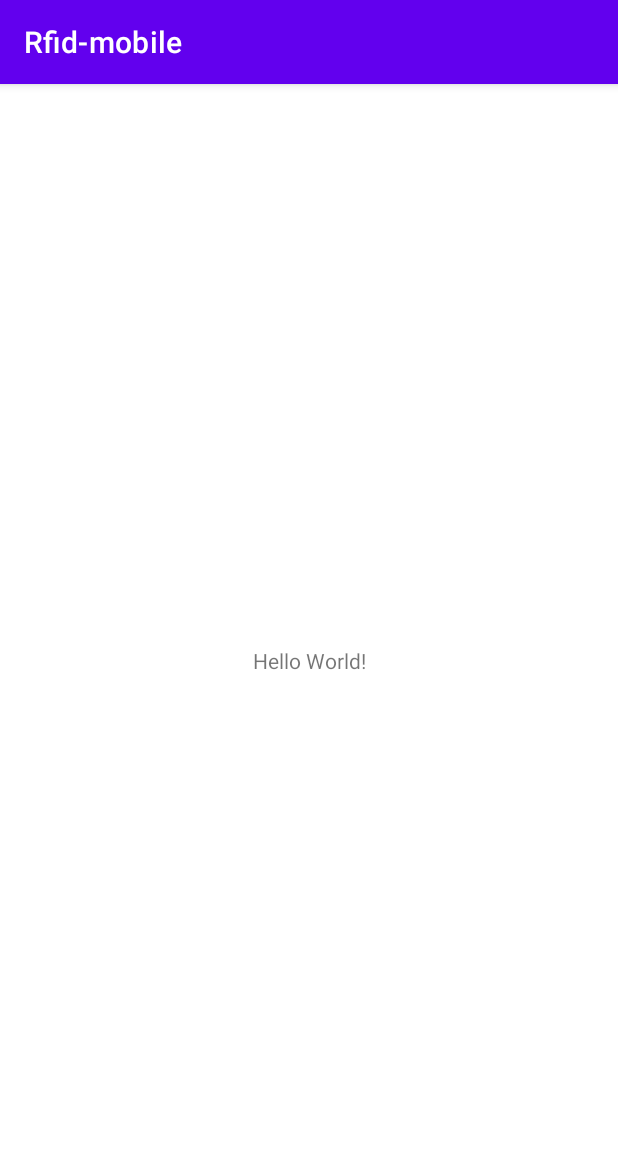
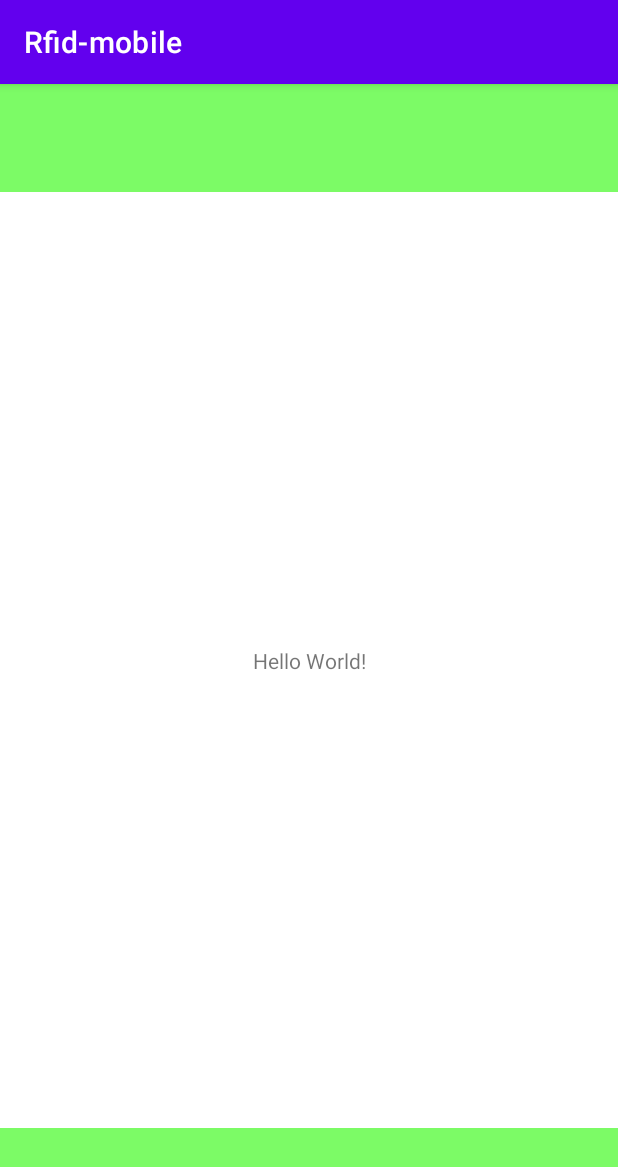
Before and after one commit to RusakovRodion/Rfid-mobile, an Android app: the screen it shows after launch (MainActivity), on a phone screen of 412 x 824 dp. Shown: the top 1167 px of the screen. Run offline under Robolectric (Android 15) with nearby library versions, the phone set to English and light mode, and no system bars.

Commit message:
Added Layouts, lunch

```diff
--- a/app/src/main/res/layout/activity_main.xml
+++ b/app/src/main/res/layout/activity_main.xml
@@ -7,6 +7,7 @@
     tools:context=".MainActivity">
 
     <TextView
+        android:id="@+id/textView"
         android:layout_width="wrap_content"
         android:layout_height="wrap_content"
         android:text="Hello World!"
@@ -15,4 +16,28 @@
         app:layout_constraintRight_toRightOf="parent"
         app:layout_constraintTop_toTopOf="parent" />
 
+    <LinearLayout
+        android:id="@+id/header"
+        android:layout_width="412dp"
+        android:layout_height="72dp"
+        android:background="#7CFB66"
+        android:orientation="vertical"
+        android:visibility="visible"
+        app:layout_constraintEnd_toEndOf="parent"
+        app:layout_constraintStart_toStartOf="parent"
+        app:layout_constraintTop_toTopOf="parent">
+
+    </LinearLayout>
+
+    <LinearLayout
+        android:id="@+id/footer"
+        android:layout_width="412dp"
+        android:layout_height="72dp"
+        android:background="#7CFB66"
+        android:orientation="vertical"
+        android:visibility="visible"
+        app:layout_constraintBottom_toBottomOf="parent"
+        app:layout_constraintEnd_toEndOf="parent"
+        app:layout_constraintStart_toStartOf="parent"></LinearLayout>
+
 </androidx.constraintlayout.widget.ConstraintLayout>
```
